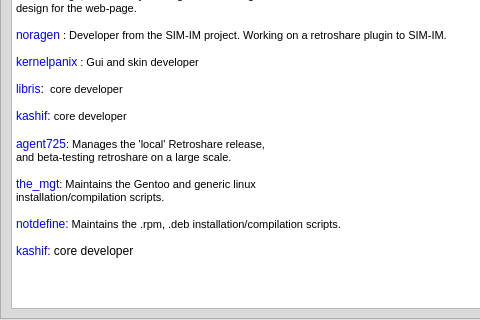
Qt form rs-Qt-gui/src/gui/HelpDialog.ui (autoscatto/retroshare) before a commit; both pictures show x 0 to 480 and y 181 to 501 of the 698 by 501 pixel window.
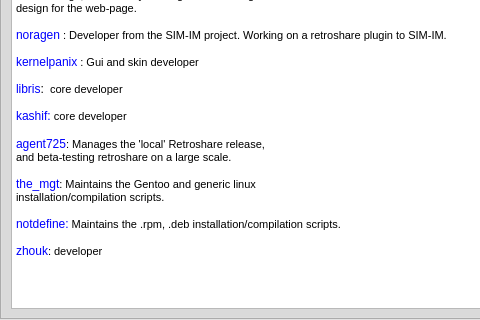
The same form after that commit. The open tabs and pages were chosen to show the change. Icons and pictures are not drawn.

The edit to the form file:
```diff
--- a/rs-Qt-gui/src/gui/HelpDialog.ui
+++ b/rs-Qt-gui/src/gui/HelpDialog.ui
@@ -601,7 +601,8 @@
 &lt;p style="-qt-paragraph-type:empty; margin-top:0px; margin-bottom:0px; margin-left:0px; margin-right:0px; -qt-block-indent:0; text-indent:0px;">&lt;/p>
 &lt;p style=" margin-top:0px; margin-bottom:0px; margin-left:0px; margin-right:0px; -qt-block-indent:0; text-indent:0px;">&lt;span style=" font-size:9pt; color:#0000ff;">notdefine:&lt;/span> Maintains the .rpm, .deb installation/compilation scripts.&lt;/p>
 &lt;p style="-qt-paragraph-type:empty; margin-top:0px; margin-bottom:0px; margin-left:0px; margin-right:0px; -qt-block-indent:0; text-indent:0px;">&lt;/p>
-&lt;p style=" margin-top:0px; margin-bottom:0px; margin-left:0px; margin-right:0px; -qt-block-indent:0; text-indent:0px;">&lt;span style=" font-size:9pt; color:#0000ff;">kashif: &lt;/span>&lt;span style=" font-size:9pt; color:#000000;">core developer&lt;/span>&lt;br /> &lt;br /> &lt;br />&lt;/p>&lt;/body>&lt;/html></string>
+&lt;p style=" margin-top:0px; margin-bottom:0px; margin-left:0px; margin-right:0px; -qt-block-indent:0; text-indent:0px;">&lt;span style=" font-size:9pt; color:#0000ff;">zhouk&lt;/span>: developer&lt;/p>
+&lt;p style="-qt-paragraph-type:empty; margin-top:0px; margin-bottom:0px; margin-left:0px; margin-right:0px; -qt-block-indent:0; text-indent:0px;">&lt;/p>&lt;/body>&lt;/html></string>
          </property>
          <property name="acceptRichText" >
           <bool>false</bool>
```
Left out of the diff: 2 changed lines with no effect on the pictures.
